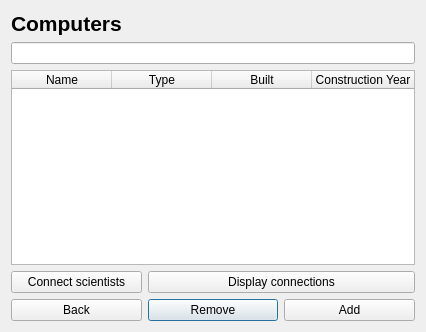
Qt form computerbase.ui (AndriM/Vika3) before a commit.
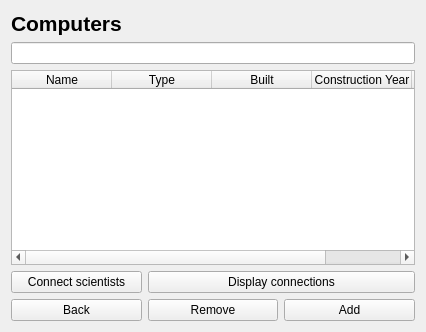
The same form after that commit.

```diff
--- a/computerbase.ui
+++ b/computerbase.ui
@@ -105,10 +105,18 @@
        <string>Construction Year</string>
       </property>
      </column>
+     <column>
+      <property name="text">
+       <string>ID</string>
+      </property>
+     </column>
     </widget>
    </item>
    <item row="5" column="2">
     <widget class="QPushButton" name="removeButton">
+     <property name="focusPolicy">
+      <enum>Qt::NoFocus</enum>
+     </property>
      <property name="text">
       <string>Remove</string>
      </property>
```
